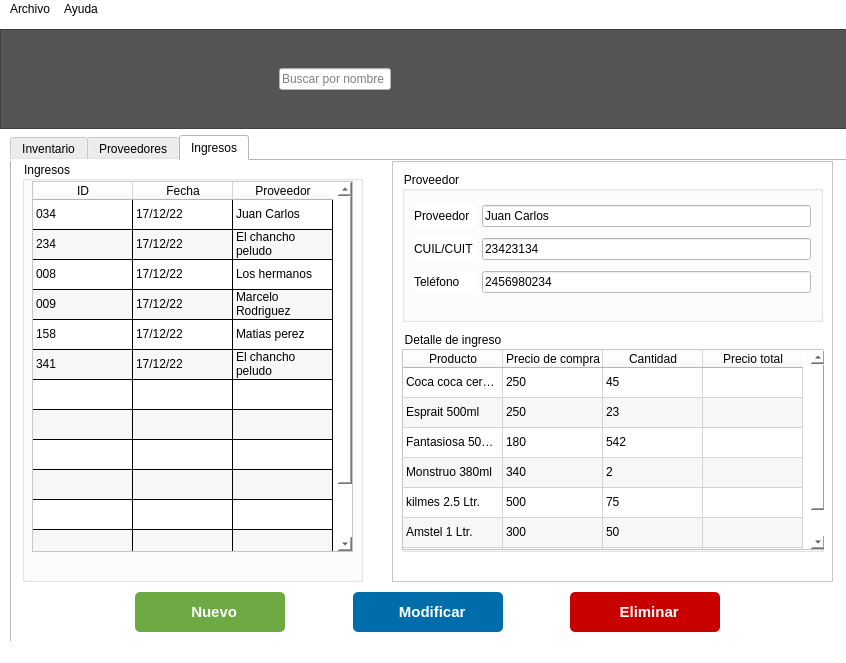
First picture: the form in windows/templates/main.ui, repository HitomiD/Proyecto-Desarrollo, before the edit.
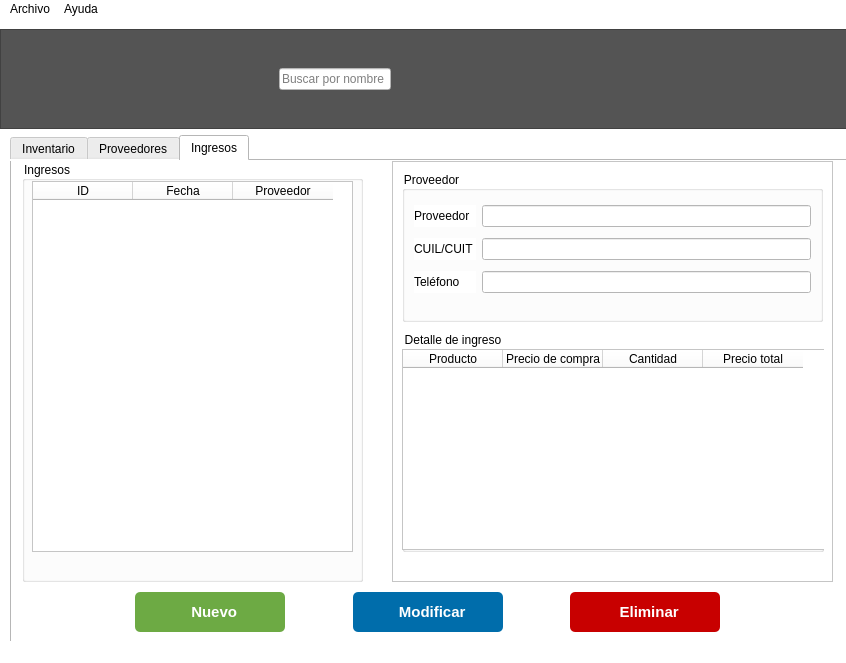
Second picture: the form after the edit. The open tabs and pages were chosen to show the change. Icons and pictures are not drawn.

Diff of the .ui file:
```diff
--- a/windows/templates/main.ui
+++ b/windows/templates/main.ui
@@ -1164,71 +1164,6 @@
           <attribute name="verticalHeaderHighlightSections">
            <bool>true</bool>
           </attribute>
-          <row>
-           <property name="text">
-            <string/>
-           </property>
-          </row>
-          <row>
-           <property name="text">
-            <string/>
-           </property>
-          </row>
-          <row>
-           <property name="text">
-            <string/>
-           </property>
-          </row>
-          <row>
-           <property name="text">
-            <string/>
-           </property>
-          </row>
-          <row>
-           <property name="text">
-            <string/>
-           </property>
-          </row>
-          <row>
-           <property name="text">
-            <string/>
-           </property>
-          </row>
-          <row>
-           <property name="text">
-            <string/>
-           </property>
-          </row>
-          <row>
-           <property name="text">
-            <string/>
-           </property>
-          </row>
-          <row>
-           <property name="text">
-            <string/>
-           </property>
-          </row>
-          <row>
-           <property name="text">
-            <string/>
-           </property>
-          </row>
-          <row>
-           <property name="text">
-            <string/>
-           </property>
-          </row>
-          <row>
-           <property name="text">
-            <string/>
-           </property>
-          </row>
-          <row>
-           <property name="text">
-            <string/>
-           </property>
-          </row>
           <column>
            <property name="text">
             <string>ID</string>
@@ -1253,99 +1188,6 @@
             </brush>
            </property>
           </column>
-          <item row="0" column="0">
-           <property name="text">
-            <string>034</string>
-           </property>
-          </item>
-          <item row="0" column="1">
-           <property name="text">
-            <string>17/12/22</string>
-           </property>
-           <property name="flags">
-            <set>ItemIsSelectable|ItemIsDragEnabled|ItemIsDropEnabled|ItemIsUserCheckable|ItemIsEnabled</set>
-           </property>
-          </item>
-          <item row="0" column="2">
-           <property name="text">
-            <string>Juan Carlos</string>
-           </property>
-          </item>
-          <item row="1" column="0">
-           <property name="text">
-            <string>234</string>
-           </property>
-          </item>
-          <item row="1" column="1">
-           <property name="text">
-            <string>17/12/22</string>
-           </property>
-          </item>
-          <item row="1" column="2">
-           <property name="text">
-            <string>El chancho peludo</string>
-           </property>
-          </item>
-          <item row="2" column="0">
-           <property name="text">
-            <string>008</string>
-           </property>
-          </item>
-          <item row="2" column="1">
-           <property name="text">
-            <string>17/12/22</string>
-           </property>
-          </item>
-          <item row="2" column="2">
-           <property name="text">
-            <string>Los hermanos</string>
-           </property>
-          </item>
-          <item row="3" column="0">
-           <property name="text">
-            <string>009</string>
-           </property>
-          </item>
-          <item row="3" column="1">
-           <property name="text">
-            <string>17/12/22</string>
-           </property>
-          </item>
-          <item row="3" column="2">
-           <property name="text">
-            <string>Marcelo Rodriguez</string>
-           </property>
-          </item>
-          <item row="4" column="0">
-           <property name="text">
-            <string>158</string>
-           </property>
-          </item>
-          <item row="4" column="1">
-           <property name="text">
-            <string>17/12/22</string>
-           </property>
-          </item>
-          <item row="4" column="2">
-           <property name="text">
-            <string>Matias perez</string>
-           </property>
-          </item>
-          <item row="5" column="0">
-           <property name="text">
-            <string>341</string>
-           </property>
-          </item>
-          <item row="5" column="1">
-           <property name="text">
-            <string>17/12/22</string>
-           </property>
-          </item>
-          <item row="5" column="2">
-           <property name="text">
-            <string>El chancho peludo</string>
-           </property>
-          </item>
          </widget>
         </widget>
        </item>
@@ -1408,7 +1250,7 @@
         <item row="2" column="1">
          <widget class="QLineEdit" name="telefonoProveedor_6">
           <property name="text">
-           <string>2456980234</string>
+           <string/>
           </property>
          </widget>
         </item>
@@ -1419,14 +1261,14 @@
 </string>
           </property>
           <property name="text">
-           <string>23423134</string>
+           <string/>
           </property>
          </widget>
         </item>
         <item row="0" column="1">
          <widget class="QLineEdit" name="nombreProveedor_6">
           <property name="text">
-           <string>Juan Carlos</string>
+           <string/>
           </property>
          </widget>
         </item>
@@ -1531,41 +1373,6 @@
         <attribute name="verticalHeaderVisible">
          <bool>false</bool>
         </attribute>
-        <row>
-         <property name="text">
-          <string/>
-         </property>
-        </row>
-        <row>
-         <property name="text">
-          <string/>
-         </property>
-        </row>
-        <row>
-         <property name="text">
-          <string/>
-         </property>
-        </row>
-        <row>
-         <property name="text">
-          <string/>
-         </property>
-        </row>
-        <row>
-         <property name="text">
-          <string/>
-         </property>
-        </row>
-        <row>
-         <property name="text">
-          <string/>
-         </property>
-        </row>
-        <row>
-         <property name="text">
-          <string/>
-         </property>
-        </row>
         <column>
          <property name="text">
           <string>Producto</string>
@@ -1586,121 +1393,6 @@
           <string>Precio total</string>
          </property>
         </column>
-        <item row="0" column="0">
-         <property name="text">
-          <string>Coca coca cero 1L</string>
-         </property>
-        </item>
-        <item row="0" column="1">
-         <property name="text">
-          <string>250</string>
-         </property>
-        </item>
-        <item row="0" column="2">
-         <property name="text">
-          <string>45</string>
-         </property>
-        </item>
-        <item row="0" column="3">
-         <property name="text">
-          <string/>
-         </property>
-        </item>
-        <item row="1" column="0">
-         <property name="text">
-          <string>Esprait 500ml</string>
-         </property>
-        </item>
-        <item row="1" column="1">
-         <property name="text">
-          <string>250</string>
-         </property>
-        </item>
-        <item row="1" column="2">
-         <property name="text">
-          <string>23</string>
-         </property>
-        </item>
-        <item row="2" column="0">
-         <property name="text">
-          <string>Fantasiosa 500ml</string>
-         </property>
-        </item>
-        <item row="2" column="1">
-         <property name="text">
-          <string>180</string>
-         </property>
-        </item>
-        <item row="2" column="2">
-         <property name="text">
-          <string>542</string>
-         </property>
-        </item>
-        <item row="3" column="0">
-         <property name="text">
-          <string>Monstruo 380ml</string>
-         </property>
-        </item>
-        <item row="3" column="1">
-         <property name="text">
-          <string>340</string>
-         </property>
-        </item>
-        <item row="3" column="2">
-         <property name="text">
-          <string>2</string>
-         </property>
-        </item>
-        <item row="4" column="0">
-         <property name="text">
-          <string>kilmes 2.5 Ltr.</string>
-         </property>
-        </item>
-        <item row="4" column="1">
-         <property name="text">
-          <string>500</string>
-         </property>
-        </item>
-        <item row="4" column="2">
-         <property name="text">
-          <string>75</string>
-         </property>
-        </item>
-        <item row="5" column="0">
-         <property name="text">
-          <string>Amstel 1 Ltr.</string>
-         </property>
-        </item>
-        <item row="5" column="1">
-         <property name="text">
-          <string>300</string>
-         </property>
-        </item>
-        <item row="5" column="2">
-         <property name="text">
-          <string>50</string>
-         </property>
-        </item>
-        <item row="6" column="0">
-         <property name="text">
-          <string>Jack Daniels 750ml.</string>
-         </property>
-        </item>
-        <item row="6" column="1">
-         <property name="text">
-          <string>1500</string>
-         </property>
-        </item>
-        <item row="6" column="2">
-         <property name="text">
-          <string>5</string>
-         </property>
-        </item>
-        <item row="6" column="3">
-         <property name="text">
-          <string/>
-         </property>
-        </item>
        </widget>
       </widget>
      </widget>
```
Left out of the diff: 24 changed lines with no effect on the pictures.
